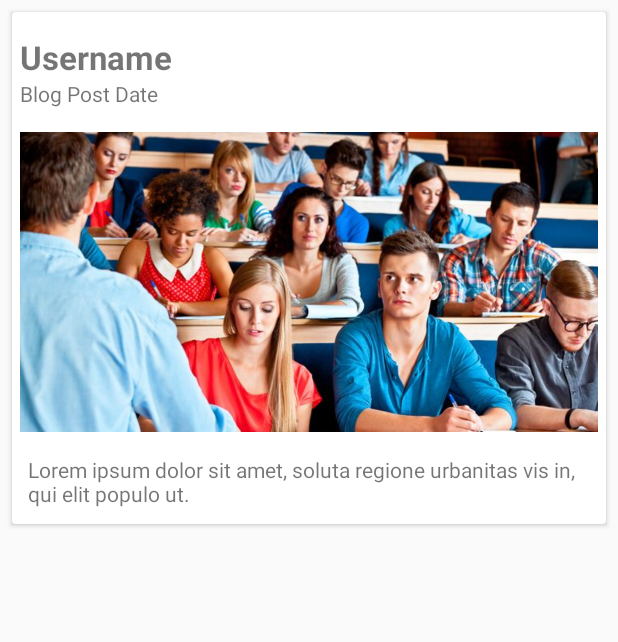
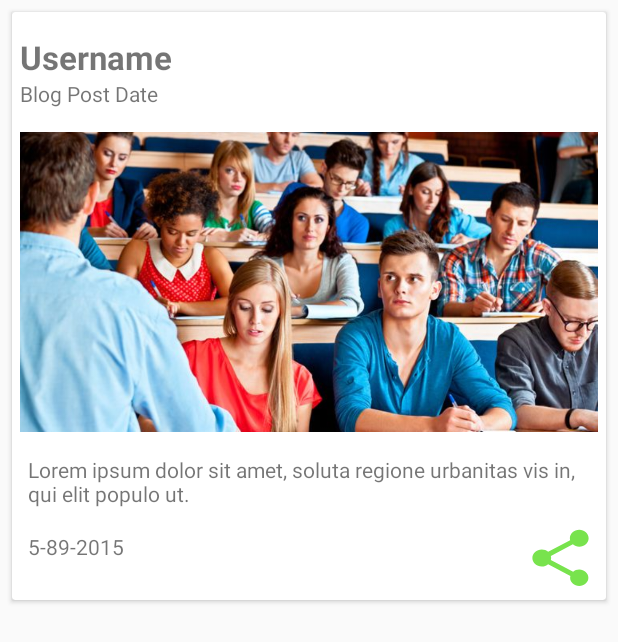
Before and after one commit to ikolilumobile/parent-portal, an Android app: the layout ward_activity_list.xml on its own in the app's theme, with its tools: preview values and no code run, on a phone screen of 412 x 824 dp. Shown: the top 642 px of the screen. Run offline under Robolectric (Android 15) with nearby library versions, the phone set to English and light mode, and no system bars; network calls fail.

Commit message:
all fixed

```diff
--- a/app/build.gradle
+++ b/app/build.gradle
@@ -5,11 +5,11 @@ android {
     compileSdkVersion 26
     defaultConfig {
         multiDexEnabled true
-        applicationId "com.ikolilu.ikolilu.portal"
+        applicationId "com.ikolilu.ikolilu.parents.portal"
         minSdkVersion 15
         targetSdkVersion 26
-        versionCode 2
-        versionName "2.0"
+        versionCode 7
+        versionName "7.0"
         testInstrumentationRunner "android.support.test.runner.AndroidJUnitRunner"
     }
     buildTypes {
--- a/app/src/main/java/com/ikolilu/ikolilu/portal/ui/wardService/wardOptionInfo/WardActivitiesFragment.java
+++ b/app/src/main/java/com/ikolilu/ikolilu/portal/ui/wardService/wardOptionInfo/WardActivitiesFragment.java
@@ -98,7 +98,7 @@ public class WardActivitiesFragment extends Fragment {
                                             object.getString("sz_studentname"),
                                             object.getString("sz_subject"),
                                             object.getString("sz_comments"),
-                                            object.getString("sz_image"),
+                                            object.getString("sz_schoolid") + "/" + object.getString("sz_image"),
                                             object.getString("sz_date")
                                     );
                                     wardDailyActivities.add(wardDailyActivity);
--- /dev/null
+++ b/app/src/main/res/drawable/ic_share_black_24dp.xml
@@ -0,0 +1,5 @@
+<vector android:height="24dp" android:tint="#78E34D"
+    android:viewportHeight="24.0" android:viewportWidth="24.0"
+    android:width="24dp" xmlns:android="http://schemas.android.com/apk/res/android">
+    <path android:fillColor="#FF000000" android:pathData="M18,16.08c-0.76,0 -1.44,0.3 -1.96,0.77L8.91,12.7c0.05,-0.23 0.09,-0.46 0.09,-0.7s-0.04,-0.47 -0.09,-0.7l7.05,-4.11c0.54,0.5 1.25,0.81 2.04,0.81 1.66,0 3,-1.34 3,-3s-1.34,-3 -3,-3 -3,1.34 -3,3c0,0.24 0.04,0.47 0.09,0.7L8.04,9.81C7.5,9.31 6.79,9 6,9c-1.66,0 -3,1.34 -3,3s1.34,3 3,3c0.79,0 1.5,-0.31 2.04,-0.81l7.12,4.16c-0.05,0.21 -0.08,0.43 -0.08,0.65 0,1.61 1.31,2.92 2.92,2.92 1.61,0 2.92,-1.31 2.92,-2.92s-1.31,-2.92 -2.92,-2.92z"/>
+</vector>
--- a/app/src/main/res/layout/ward_activity_list.xml
+++ b/app/src/main/res/layout/ward_activity_list.xml
@@ -65,6 +65,29 @@
                 app:layout_constraintEnd_toEndOf="parent"
                 app:layout_constraintStart_toStartOf="parent"
                 app:layout_constraintTop_toBottomOf="@+id/blog_image" />
+            <TextView
+                android:id="@+id/blog_date_new"
+                android:layout_width="100dp"
+                android:layout_height="wrap_content"
+                android:padding="5dp"
+                android:layout_marginTop="5dp"
+                android:text="5-89-2015"
+                 app:layout_constraintStart_toStartOf="parent"
+                app:layout_constraintTop_toBottomOf="@+id/blog_desc" />
+            <TextView
+                android:id="@+id/blog_share_btn"
+                android:layout_width="50sp"
+                android:layout_height="45dp"
+                android:padding="5dp"
+                android:layout_marginTop="5dp"
+                android:text=""
+                android:background="@drawable/ic_share_black_24dp"
+                android:textColor="@android:color/white"
+                app:layout_constraintEnd_toEndOf="parent"
+                android:actionProviderClass=
+                    "android.widget.ShareActionProvider"
+
+                app:layout_constraintTop_toBottomOf="@+id/blog_desc" />
 
 
         </android.support.constraint.ConstraintLayout>
```
Also changed, not shown: app/src/main/java/com/ikolilu/ikolilu/portal/adapter/DailyWardAdapter.java (+56 -4 lines), app/src/main/res/layout/activity_welcome.xml (+12 -0 lines).
